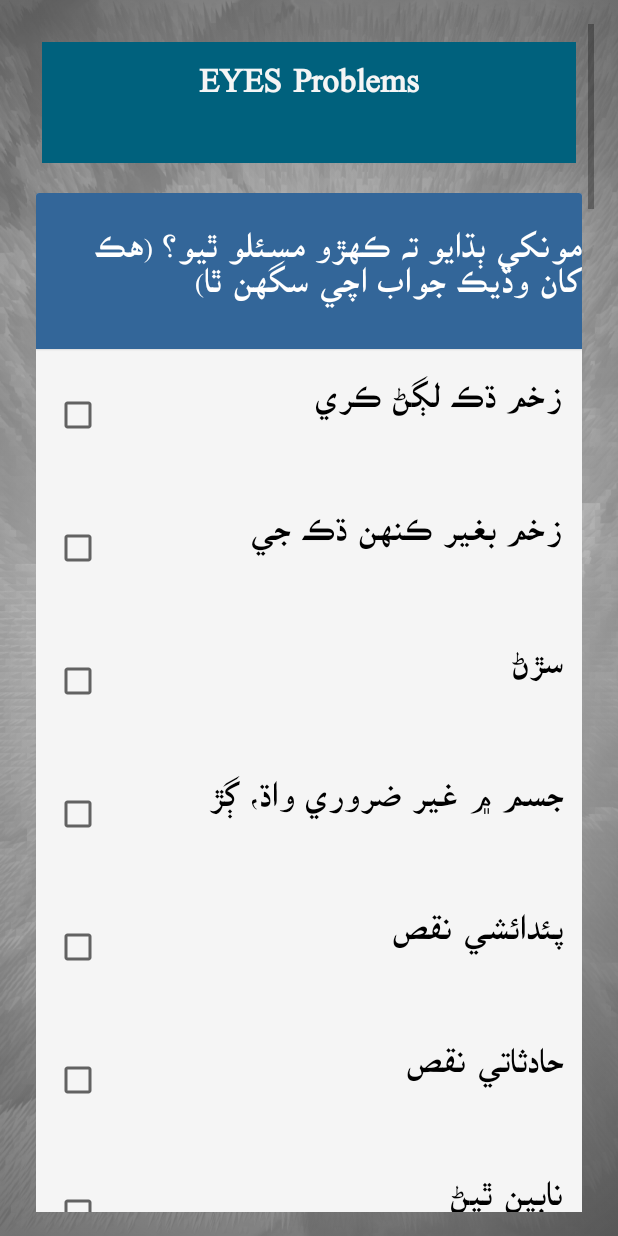
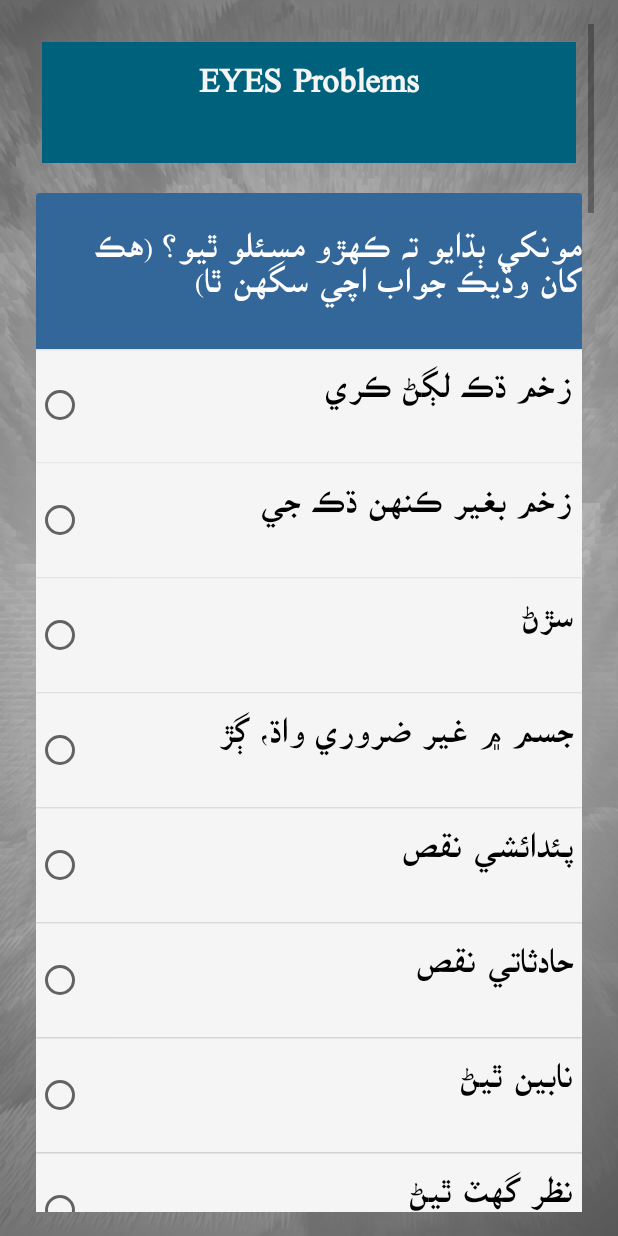
Before and after one commit to Mustufa786/SOSAS, an Android app: the layout activity_section_e.xml on its own in the app's theme, with its tools: preview values and no code run, on a phone screen of 412 x 824 dp. Run offline under Robolectric (Android 15) with nearby library versions, the phone set to English and light mode, and no system bars; Roboto replaces fonts that are not available here.

Commit message:
basic functionality completed

```diff
--- a/app/src/main/java/edu/aku/hassannaqvi/uen_sosas/ui/SectionEActivity.java
+++ b/app/src/main/java/edu/aku/hassannaqvi/uen_sosas/ui/SectionEActivity.java
@@ -118,15 +118,15 @@ public class SectionEActivity extends AppCompatActivity {
 
         JSONObject SE = new JSONObject();
 
-        //checkbox Te05
-        SE.put("Te05a", bi.te05a.isChecked() ? "1" : "0");
-        SE.put("Te05b", bi.te05b.isChecked() ? "2" : "0");
-        SE.put("Te05c", bi.te05c.isChecked() ? "3" : "0");
-        SE.put("Te05d", bi.te05d.isChecked() ? "4" : "0");
-        SE.put("Te05e", bi.te05e.isChecked() ? "5" : "0");
-        SE.put("Te05f", bi.te05f.isChecked() ? "6" : "0");
-        SE.put("Te05g", bi.te05g.isChecked() ? "7" : "0");
-        SE.put("Te05h", bi.te05h.isChecked() ? "8" : "0");
+        SE.put("te05", bi.te05a.isChecked() ? "1"
+                : bi.te05b.isChecked() ? "2"
+                : bi.te05c.isChecked() ? "3"
+                : bi.te05d.isChecked() ? "4"
+                : bi.te05e.isChecked() ? "5"
+                : bi.te05f.isChecked() ? "6"
+                : bi.te05g.isChecked() ? "7"
+                : bi.te05h.isChecked() ? "8"
+                : "0");
 
         //te06
         SE.put("te06", bi.te06a.isChecked() ? "1"
--- a/app/src/main/res/layout/activity_section_e.xml
+++ b/app/src/main/res/layout/activity_section_e.xml
@@ -47,53 +47,52 @@
                         style="@style/i_textview"
                         android:text="@string/te05" />
 
-                    <LinearLayout
+                    <RadioGroup
+                        android:id="@+id/te05"
                         android:layout_width="match_parent"
                         android:layout_height="wrap_content"
-                        android:orientation="vertical"
-                        android:tag="0">
+                        android:orientation="vertical">
 
-                        <CheckBox
+                        <RadioButton
                             android:id="@+id/te05a"
-                            style="@style/checkbox"
+                            style="@style/radiobutton"
                             android:text="@string/te05a" />
 
-                        <CheckBox
+                        <RadioButton
                             android:id="@+id/te05b"
-                            style="@style/checkbox"
+                            style="@style/radiobutton"
                             android:text="@string/te05b" />
 
-                        <CheckBox
+                        <RadioButton
                             android:id="@+id/te05c"
-                            style="@style/checkbox"
+                            style="@style/radiobutton"
                             android:text="@string/te05c" />
 
-                        <CheckBox
+                        <RadioButton
                             android:id="@+id/te05d"
-                            style="@style/checkbox"
+                            style="@style/radiobutton"
                             android:text="@string/te05d" />
 
-                        <CheckBox
+                        <RadioButton
                             android:id="@+id/te05e"
-                            style="@style/checkbox"
+                            style="@style/radiobutton"
                             android:text="@string/te05e" />
 
-                        <CheckBox
+                        <RadioButton
                             android:id="@+id/te05f"
-                            style="@style/checkbox"
+                            style="@style/radiobutton"
                             android:text="@string/te05f" />
 
-                        <CheckBox
+                        <RadioButton
                             android:id="@+id/te05g"
-                            style="@style/checkbox"
+                            style="@style/radiobutton"
                             android:text="@string/te05g" />
 
-                        <CheckBox
+                        <RadioButton
                             android:id="@+id/te05h"
-                            style="@style/checkbox"
+                            style="@style/radiobutton"
                             android:text="@string/te05h" />
-
-                    </LinearLayout>
+                    </RadioGroup>
 
 
                 </LinearLayout>
```
